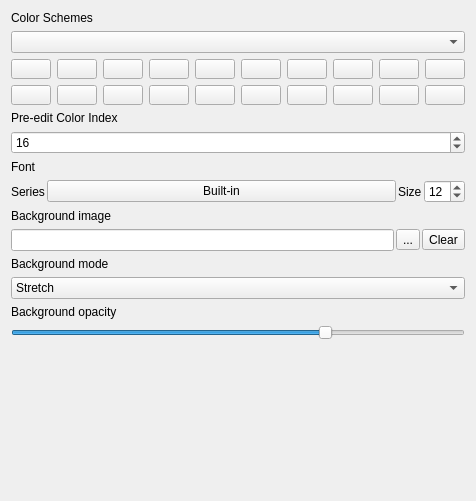
Before: the Qt Designer form src/globaloptions/globaloptionsappearancewidget.ui in QQxiaoming/quardCRT, drawn with Qt 5.
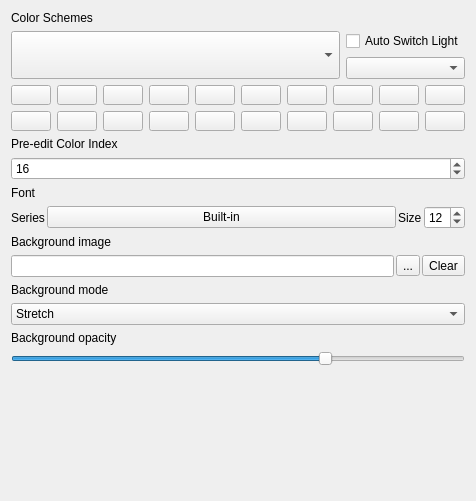
After: the same form once the commit is applied.

Commit message: Add the feature of switching terminal color scheme automatically when switching themes

```diff
--- a/src/globaloptions/globaloptionsappearancewidget.ui
+++ b/src/globaloptions/globaloptionsappearancewidget.ui
@@ -19,7 +19,51 @@
     </widget>
    </item>
    <item>
-    <widget class="QComboBox" name="comBoxColorSchemes"/>
+    <layout class="QHBoxLayout" name="horizontalLayout_3">
+     <item>
+      <widget class="QComboBox" name="comBoxColorSchemes">
+       <property name="sizePolicy">
+        <sizepolicy hsizetype="Expanding" vsizetype="Preferred">
+         <horstretch>0</horstretch>
+         <verstretch>0</verstretch>
+        </sizepolicy>
+       </property>
+      </widget>
+     </item>
+     <item>
+      <layout class="QVBoxLayout" name="verticalLayout_2">
+       <item>
+        <widget class="QCheckBox" name="checkBoxColorSchemesBak">
+         <property name="sizePolicy">
+          <sizepolicy hsizetype="Fixed" vsizetype="Fixed">
+           <horstretch>0</horstretch>
+           <verstretch>0</verstretch>
+          </sizepolicy>
+         </property>
+         <property name="text">
+          <string>Auto Switch Light</string>
+         </property>
+        </widget>
+       </item>
+       <item>
+        <widget class="QComboBox" name="comBoxColorSchemesBak">
+         <property name="sizePolicy">
+          <sizepolicy hsizetype="Ignored" vsizetype="Fixed">
+           <horstretch>0</horstretch>
+           <verstretch>0</verstretch>
+          </sizepolicy>
+         </property>
+         <property name="maximumSize">
+          <size>
+           <width>16777215</width>
+           <height>16777215</height>
+          </size>
+         </property>
+        </widget>
+       </item>
+      </layout>
+     </item>
+    </layout>
    </item>
    <item>
     <layout class="QGridLayout" name="gridLayout">
```
The commit also changes 32 other files.
